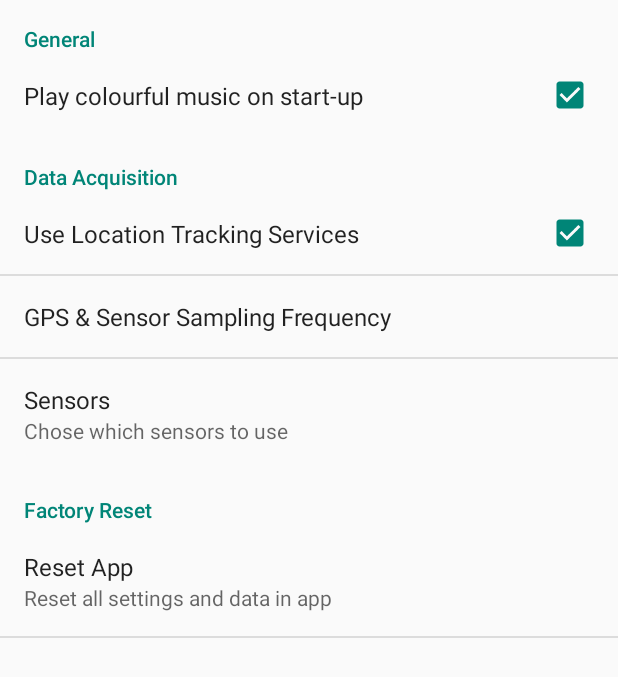
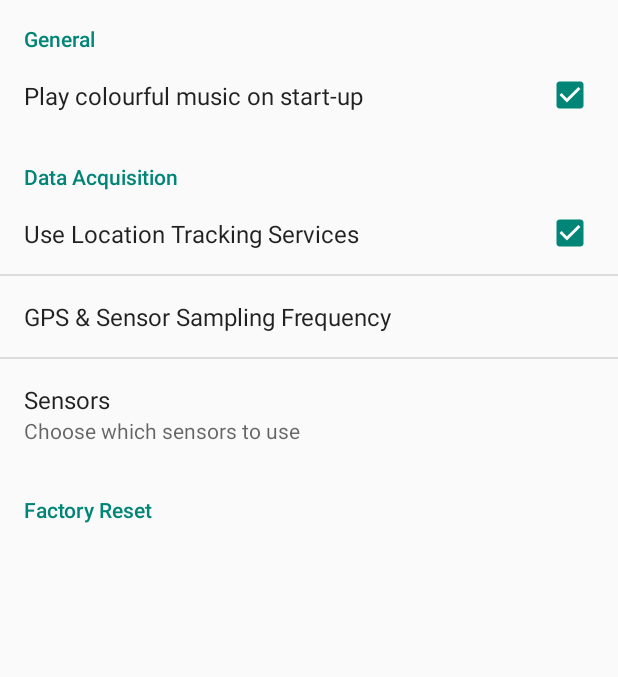
Before and after one commit to ehigham/RideOut, an Android app: the SettingsActivity screen opened directly, with no data from a screen before it, on a phone screen of 412 x 824 dp. Shown: the top 677 px of the screen. Run offline under Robolectric (Android 15) with nearby library versions, the light colour scheme and no system bars.

Commit message:
Given up on settings. Starting data save.

```diff
--- a/app/src/main/java/com/edmund/example/rideout/MainActivity.java
+++ b/app/src/main/java/com/edmund/example/rideout/MainActivity.java
@@ -157,7 +157,6 @@ public class MainActivity extends ActionBarActivity {
         // Handle presses on the action bar items
         switch (item.getItemId()) {
             case R.id.action_settings:
-                Log.i(TAG,"Settings menu selected");
                 Intent settingsActivity = new Intent(getApplicationContext(), SettingsActivity.class);
                 startActivity(settingsActivity);
                 return true;
--- a/app/src/main/java/com/edmund/example/rideout/SplashScreen.java
+++ b/app/src/main/java/com/edmund/example/rideout/SplashScreen.java
@@ -27,7 +27,7 @@ import android.view.WindowManager;
 
 public class SplashScreen extends Activity {
 
-    private static boolean playSplashSound; //Set by PreferencesManager
+    protected static boolean playSplashSound; //Set by PreferencesManager
 
     private static Handler mHandler = new Handler();
 
--- a/app/src/main/res/values/strings.xml
+++ b/app/src/main/res/values/strings.xml
@@ -48,7 +48,7 @@
 
         <!--    Strings Related to Sensors  -->
         <string name="pref_sensors">Sensors</string>
-        <string name="pref_key_sensors_description">Chose which sensors to use</string>
+        <string name="pref_key_sensors_description">Choose which sensors to use</string>
         <string name="pref_linear_accelerometers">Enable Linear Accelerometers</string>
         <string name="linear_accelerometer_description">Used to gather linear acceleration data</string>
         <string name="pref_gyro">Enable Gyroscopes</string>
@@ -58,4 +58,7 @@
     <string name="pref_reset">Reset Settings</string>
     <string name="pref_reset_data">Reset App</string>
     <string name="pref_reset_data_description">Reset all settings and data in app</string>
+    <string name="pref_reset_dialog">Confirm factory reset.
+        Warning: all data and settings will be removed.
+        This cannot be undone.</string>
 </resources>
--- a/app/src/main/res/xml/preferences.xml
+++ b/app/src/main/res/xml/preferences.xml
@@ -15,7 +15,6 @@ limitations under the License.
 
     <!--    General Preferences -->
     <PreferenceCategory
-        android:key="pref_general"
         android:title="@string/pref_general" >
 
     <CheckBoxPreference
@@ -27,8 +26,8 @@ limitations under the License.
 
     <!--    Data and Acquisition Preferences    -->
     <PreferenceCategory
-        android:key="pref_key_data_acquisition"
         android:title="@string/pref_data_acquisition" >
+
         <CheckBoxPreference
             android:key="pref_key_use_location_services"
             android:title="@string/pref_location_tracking"
@@ -46,7 +45,8 @@ limitations under the License.
         <PreferenceScreen
             android:key="pref_key_sensors"
             android:title="@string/pref_sensors"
-            android:summary="@string/pref_key_sensors_description">
+            android:summary="@string/pref_key_sensors_description"
+            android:persistent="false">
             <CheckBoxPreference
                 android:key="pref_key_enable_linear_accelerometers"
                 android:title="@string/pref_linear_accelerometers"
@@ -63,11 +63,14 @@ limitations under the License.
 
     <PreferenceCategory
         android:title="Factory Reset" >
-        <Preference
-            android:key="pref_reset_settings_to_default"
-            android:title="@string/pref_reset_data"
-            android:summary="@string/pref_reset_data_description"/>
-        </PreferenceCategory>
+<!--       <com.edmund.example.rideout.SettingsActivity.CustomDialogPreference
+            android:key="pref_key_factory_reset"
+           android:title="@string/pref_reset_data"
+            android:summary="Reset all data and settings"
+            android:dialogMessage="@string/pref_reset_dialog"
+            android:positiveButtonText="Confirm Factory Reset"
+            android:negativeButtonText="Cancel" />-->
+    </PreferenceCategory>
 
 
 </PreferenceScreen>
```
Also changed, not shown: app/src/main/java/com/edmund/example/rideout/SettingsActivity.java (+31 -3 lines), app/src/main/res/values/arrays.xml (+9 -0 lines).
